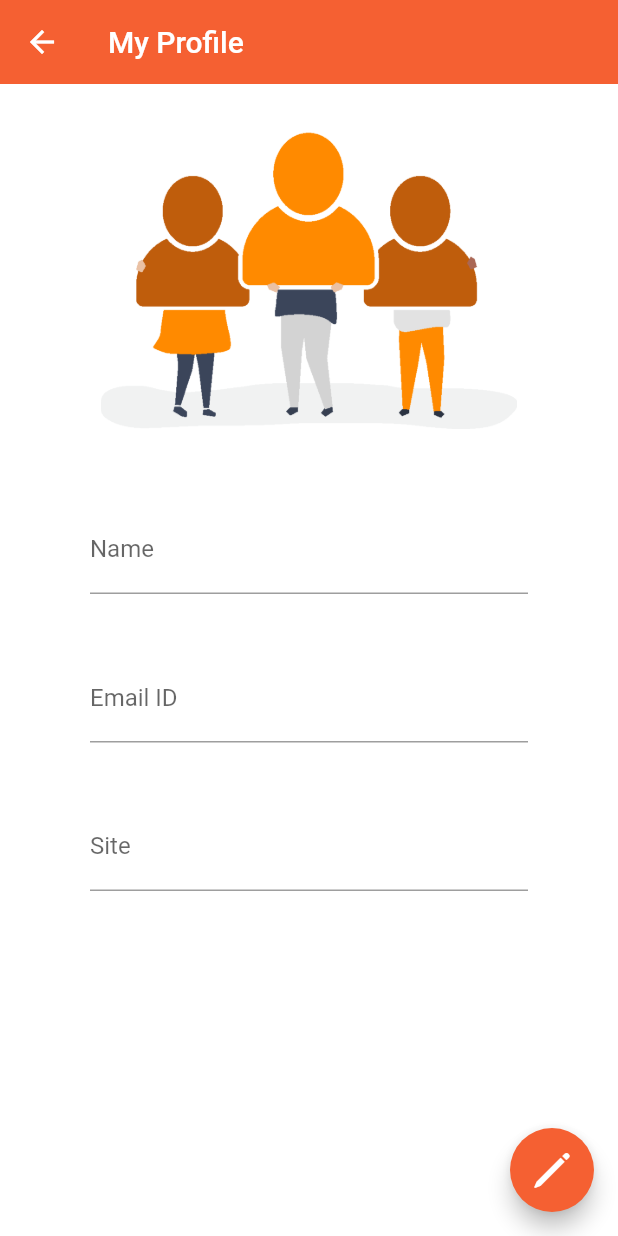
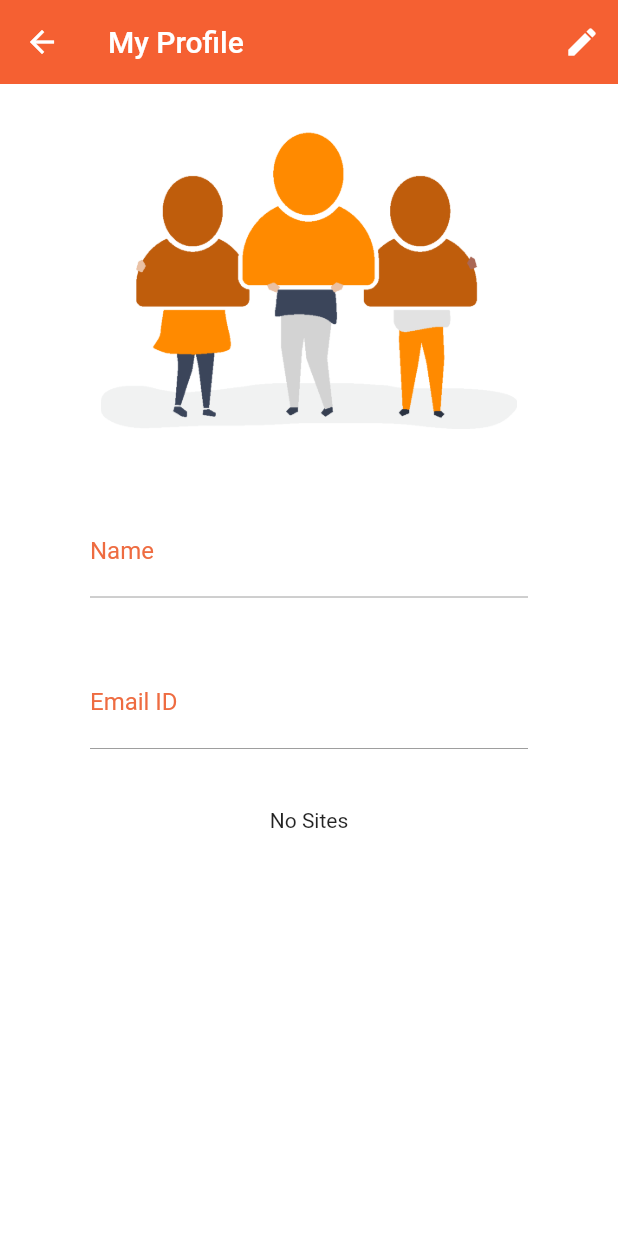
Before and after one commit to jaggadas/La-Mita-s, a Flutter app: the myprofile screen opened by its route, on a phone screen of 412 x 824 dp. Run offline on Flutter 3.47's test engine with Material 2 defaults, Android fonts, the light colour scheme and no system bars; our stand-ins replace cloud_firestore, firebase_auth, firebase_core, firebase_storage, flutter_markdown, fluttertoast and 4 more; missing offline and left inert: cloud_firestore_web, dart:html, dart:js, firebase_auth_web, firebase_core_web, firebase_storage_web and 2 more; accounts and stored records are empty.

Commit message:
my_profile_page implemented

```diff
--- a/lib/pages/profile.dart
+++ b/lib/pages/profile.dart
@@ -1,6 +1,11 @@
 import 'package:flutter/cupertino.dart';
 import 'package:flutter/material.dart';
+import 'package:la_mita/pages/widgets/DropDownWidgetStream.dart';
 import 'package:la_mita/pages/widgets/themes.dart';
+import 'package:la_mita/utils/Constants.dart';
+
+import '../services/Firebase.dart';
+import '../utils/UserModel.dart';
 
 class myprofile extends StatefulWidget {
   const myprofile({Key? key}) : super(key: key);
@@ -10,20 +15,55 @@ class myprofile extends StatefulWidget {
 }
 
 class _myprofileState extends State<myprofile> {
+  bool edit=false;
+  String name = 'Username';
+  String email = 'username@email.com';
+  String site = 'BKC';
+  String phone = '111111';
+  TextEditingController nameController=TextEditingController();
+  TextEditingController emailController=TextEditingController();
 
+  @override
+  void initState() {
+    // TODO: implement initState
+    super.initState();
+    initialiseDetails();
+  }
+
+  void initialiseDetails() async {
+    UserModel user = await FirebaseService().getUserDetails();
+    setState(() {
+      name = user.name;
+      email = user.email;
+      site = user.site;
+      phone = user.phone;
+    });
+    nameController.text=name;
+    emailController.text=email;
+
+  }
   @override
   Widget build(BuildContext context) {
     return Scaffold(
-      floatingActionButton: FloatingActionButton(onPressed: () {
-    },
-    backgroundColor: MyTheme.orange4,
-    child: Icon( CupertinoIcons.pencil
-    ,
-    size: 35, color: Colors.white,
 
-    ),),
         backgroundColor: Colors.white,
         appBar: AppBar(
+          actions: [!edit?IconButton(onPressed: (){
+            setState(() {
+              edit=true;
+            });
+          }, icon: Icon(Icons.edit)):
+          IconButton(onPressed: ()async{
+            var selected_site=await SiteStream().getCurrentSite();
+            await FirebaseService().updateDetails(nameController.text, emailController.text, selected_site, context);
+            setState(() {
+              edit=false;
+            });
+            initialiseDetails();
+
+
+          }, icon: Icon(Icons.done),)
+          ],
 
           title:
           Text("My Profile"),
@@ -54,19 +94,27 @@ class _myprofileState extends State<myprofile> {
                   ),
                   child: Row()
                 ),
-                TextField( decoration: InputDecoration(
+                TextField(
+                  controller: nameController,
+                 enabled: edit,
+                  decoration: kInputDecoration.copyWith(
                   labelText: "Name",
+
                  // hintText: "Sejal Kothari",
                   hintStyle: TextStyle(
                     fontSize: 18,
                     color: Colors.grey,
                   )
                 ),
+
               ),
               SizedBox(
                 height: 40,
               ),
-               TextField( decoration: InputDecoration(
+               TextField(
+                 controller: emailController,
+                 enabled: edit,
+                 decoration:kInputDecoration.copyWith(
                   labelText: "Email ID",
                  // hintText: "Sejal Kothari",
                   hintStyle: TextStyle(
@@ -78,30 +126,12 @@ class _myprofileState extends State<myprofile> {
                SizedBox(
                 height: 40,
               ),
-               TextField(
-                  decoration: InputDecoration(
-                  labelText: "Site",
-                 // hintText: "Sejal Kothari",
-                  hintStyle: TextStyle(
-                    fontSize: 18,
-                    color: Colors.grey,
-                  )
-                ),
-              ),
 
-           //   Icon( CupertinoIcons.pencil,
-             // color: Colors.grey,
-             // size: 30, ),
-             //  Padding(padding: EdgeInsets.only(right: 18))
-
+           SiteStream(enabled: edit,value: site,)
 
               ]
               ),
           ),
-
-
-
-
         ]
         )
         )
--- a/lib/pages/user_details.dart
+++ b/lib/pages/user_details.dart
@@ -129,7 +129,7 @@ class userdetails extends StatefulWidget {
             },
           ),
           SizedBox(height: 30),
-         SiteStream(),
+         SiteStream(enabled: true,value: '',),
 
 
           SizedBox(height: 40,
--- a/lib/pages/widgets/DropDownWidgetStream.dart
+++ b/lib/pages/widgets/DropDownWidgetStream.dart
@@ -1,29 +1,39 @@
 import 'package:cloud_firestore/cloud_firestore.dart';
 import 'package:flutter/material.dart';
 import 'package:la_mita/pages/widgets/themes.dart';
+import 'package:la_mita/utils/UserModel.dart';
 
 import '../../services/Firebase.dart';
 import '../../utils/FirebaseConstants.dart';
 var firestore=FirebaseFirestore.instance;
 String selected_site="PRABHAT ROAD";
 class SiteStream extends StatefulWidget {
-  const SiteStream({Key? key}) : super(key: key);
+  var enabled;
+  var value;
+  SiteStream({this.enabled ,this.value});
 
   @override
   State<SiteStream> createState() => _SiteStreamState();
 
   String getCurrentSite() {
-    print(selected_site);
+    //print(selected_site);
     return selected_site;
   }
 }
 
 class _SiteStreamState extends State<SiteStream> {
   getSite()async{
+    if(widget.value==''){
     selected_site=await FirebaseService().getInitialSite();
     setState((){
       selected_site;
-    });
+    });}else{
+    //  print(widget.value);
+      UserModel user=await FirebaseService().getUserDetails();
+      //print(user.site);
+      selected_site=user.site;
+     // print('disco $selected_site');
+    }
 
   }
   @override
@@ -55,16 +65,17 @@ class _SiteStreamState extends State<SiteStream> {
             }
           }
           return DropdownButtonFormField(
+
             decoration: InputDecoration(
               focusColor: MyTheme.orange2,
               focusedBorder: OutlineInputBorder(
                   borderSide: BorderSide(color: MyTheme.orange2)),
             ),
             items: sites,value: selected_site,
-             onChanged: (String? value) { setState(() {
+             onChanged:widget.enabled? (String? value) { setState(() {
             selected_site=value.toString();
             print(selected_site);
-          }); }, );
+          }); }:null, );
         }
         return Expanded(child: Center(child: Text("No Sites")));
       },
```
Also changed, not shown: lib/services/Firebase.dart (+13 -0 lines).
